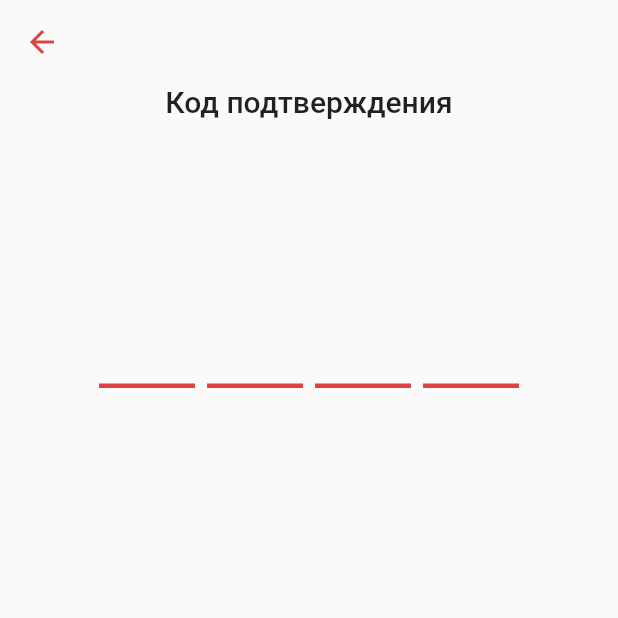
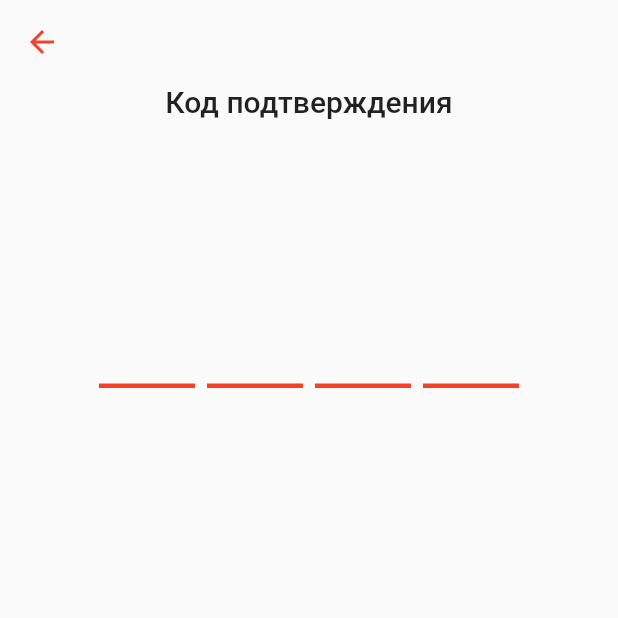
Before and after one commit to PDAWork/CyberbracyMPToriginal_front, a Flutter app: the PinVerification screen opened directly, on a phone screen of 412 x 824 dp, the top half of it. Run offline on Flutter 3.47's test engine with Material 2 defaults, Android fonts, the phone set to English and light mode, and no system bars; drawn by our look-alikes of pinput; our stand-ins replace flutter_svg.

Commit message:
style review, add fonts, review color

```diff
--- a/lib/const/colors_theme.dart
+++ b/lib/const/colors_theme.dart
@@ -1,8 +1,10 @@
 import 'package:flutter/material.dart';
 
 abstract final class ColorTheme {
-  static  Color red = const Color(0xFFE04142);
-  static  Color lightRed = const Color(0xFFFFDBDB);
+  static Color darkRed = const Color(0xFFE13925);
+  static  Color red = const Color(0xFFF64027);
+  static  Color lightRed = const Color(0xFFFDD6D0);
+
   static  Color grey =const  Color(0xFF848484);
   static  Color lightGrey = const Color.fromRGBO(210, 210, 219, 210);
   static Color white = const Color(0xFFEFEEF1);
--- a/lib/const/theme_data.dart
+++ b/lib/const/theme_data.dart
@@ -11,7 +11,7 @@ ThemeData themeData = ThemeData(
           width: 2.0,
         ),
       ),
-      overlayColor: MaterialStatePropertyAll(ColorTheme.white),
+      overlayColor: MaterialStatePropertyAll(ColorTheme.lightRed),
       shape: MaterialStatePropertyAll(
         RoundedRectangleBorder(
           borderRadius: BorderRadius.circular(10.0),
```
Also changed, not shown: assets/logo.svg, fonts/Inter-Regular.ttf (added), fonts/PTSerif-Regular.ttf (added).
